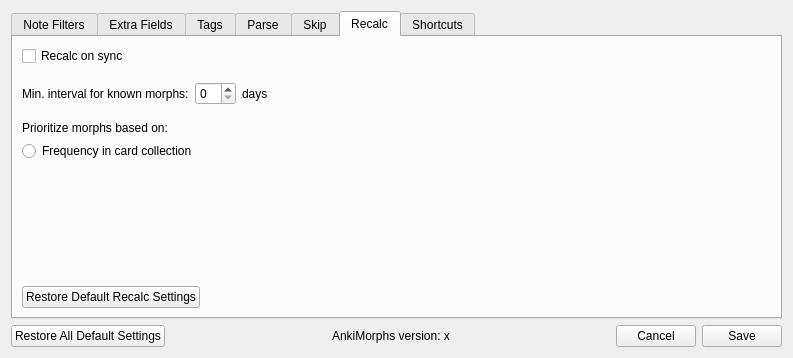
Qt form ankimorphs/ui/settings_dialog.ui (mortii/anki-morphs) before a commit.
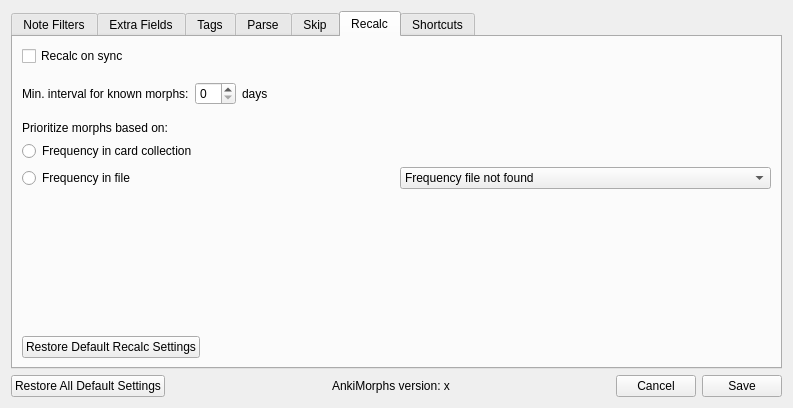
The same form after that commit. The open tabs and pages were chosen to show the change.

Commit message:
added function that reads frequency list
added option to select which frequency fil to use in the settings dialog

added ability to load frequency.csv

fixed crashing if morph not in frequency

fixed precommit

fixed precommit

heavily penalize cards not in freq list

fixed issues

fixed morph_priority being empty

removed adding morph not in frequency list as unknown

o

o

What changed in the file:
```diff
--- a/ankimorphs/ui/settings_dialog.ui
+++ b/ankimorphs/ui/settings_dialog.ui
@@ -10,7 +10,7 @@
     <x>0</x>
     <y>0</y>
     <width>793</width>
-    <height>358</height>
+    <height>408</height>
    </rect>
   </property>
   <property name="windowTitle">
@@ -473,6 +473,41 @@
              </item>
             </layout>
            </item>
+           <item>
+            <layout class="QHBoxLayout" name="horizontalLayout_14">
+             <item alignment="Qt::AlignLeft">
+              <widget class="QRadioButton" name="recalc_prioritize_frequency_input">
+               <property name="enabled">
+                <bool>true</bool>
+               </property>
+               <property name="text">
+                <string>Frequency in file</string>
+               </property>
+              </widget>
+             </item>
+             <item>
+              <widget class="QComboBox" name="frequency_selector">
+               <property name="enabled">
+                <bool>true</bool>
+               </property>
+               <property name="minimumSize">
+                <size>
+                 <width>150</width>
+                 <height>0</height>
+                </size>
+               </property>
+               <property name="currentText">
+                <string>Frequency file not found</string>
+               </property>
+               <item>
+                <property name="text">
+                 <string>Frequency file not found</string>
+                </property>
+               </item>
+              </widget>
+             </item>
+            </layout>
+           </item>
            <item>
             <spacer name="verticalSpacer_3">
              <property name="orientation">
```
Left out of the diff: 2 changed lines with no effect on the pictures. The commit also changes 6 other files.
